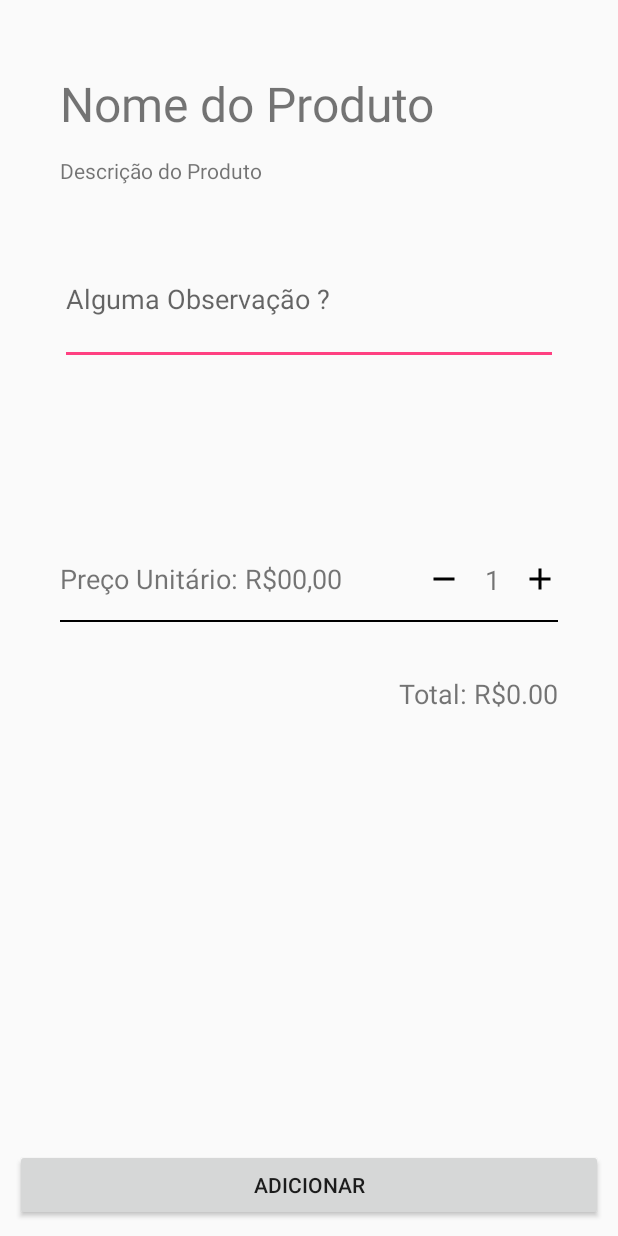
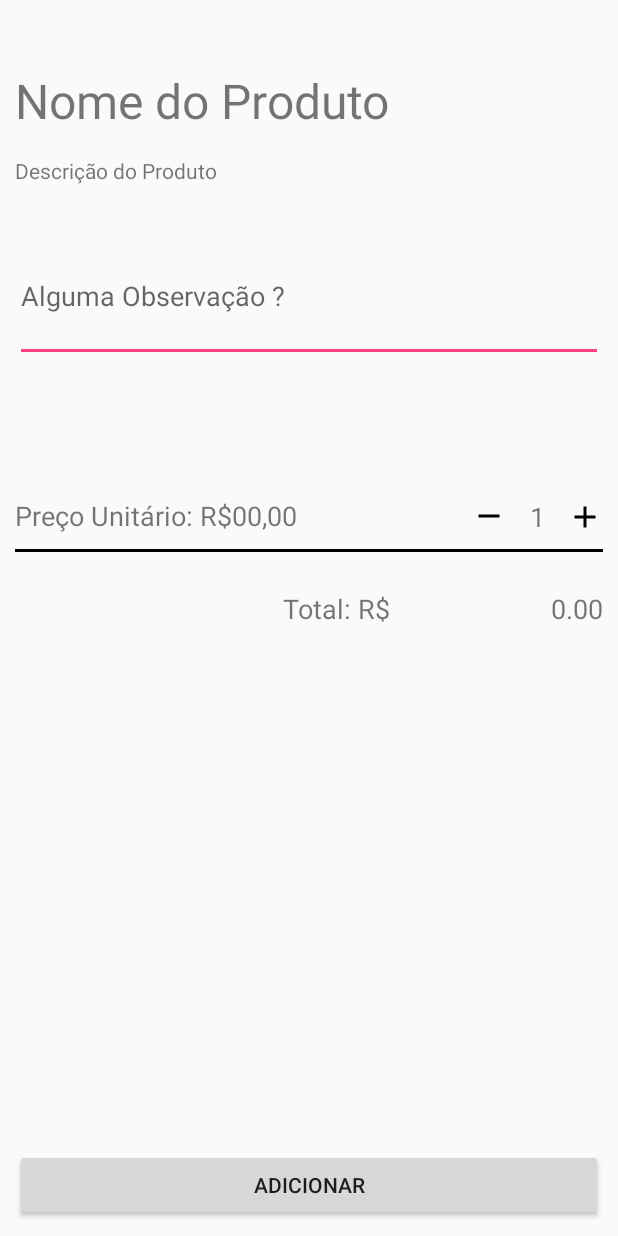
Before and after one commit to Gabriel-Bur/gerenciador-pedidos, an Android app: the ObsPopup screen opened directly, with no data from a screen before it, on a phone screen of 412 x 824 dp. Run offline under Robolectric (Android 15) with nearby library versions, the phone set to English and light mode, and no system bars; our stand-ins replace Firebase (no records; nobody signed in at launch, a user with empty details on screens opened directly); 5 statements that could not run were skipped.

Commit message:
Ajustes no layout de observações

```diff
--- a/app/src/main/res/layout/activity_obspopup.xml
+++ b/app/src/main/res/layout/activity_obspopup.xml
@@ -10,47 +10,47 @@
         android:id="@+id/obs_produtoNome"
         android:layout_width="wrap_content"
         android:layout_height="wrap_content"
-        android:layout_marginTop="37dp"
+        android:layout_alignParentLeft="true"
+        android:layout_alignParentStart="true"
+        android:layout_alignParentTop="true"
+        android:layout_marginTop="35dp"
         android:text="@string/productName"
-        android:textSize="32sp"
-        android:layout_alignParentTop="true"
-        android:layout_alignLeft="@+id/obs_unitPriceLabel"
-        android:layout_alignStart="@+id/obs_unitPriceLabel" />
+        android:textSize="32sp" />
 
     <TextView
         android:id="@+id/obs_decription"
         android:layout_width="wrap_content"
         android:layout_height="wrap_content"
-        android:layout_marginTop="13dp"
-        android:text="@string/description"
+        android:layout_alignLeft="@+id/obs_produtoNome"
+        android:layout_alignStart="@+id/obs_produtoNome"
         android:layout_below="@+id/obs_produtoNome"
-        android:layout_alignLeft="@+id/obs_produtoNome"
-        android:layout_alignStart="@+id/obs_produtoNome" />
+        android:layout_marginTop="15dp"
+        android:text="@string/description" />
 
     <EditText
         android:id="@+id/obs_obs"
         android:layout_width="wrap_content"
         android:layout_height="wrap_content"
-        android:layout_marginTop="32dp"
+        android:layout_alignLeft="@+id/obs_decription"
+        android:layout_alignParentEnd="true"
+        android:layout_alignParentRight="true"
+        android:layout_alignStart="@+id/obs_decription"
+        android:layout_below="@+id/obs_decription"
+        android:layout_marginTop="30dp"
         android:ems="10"
         android:hint="@string/obs_obs"
         android:lines="3"
         android:maxLines="3"
-        android:selectAllOnFocus="false"
-        android:layout_below="@+id/obs_decription"
-        android:layout_alignLeft="@+id/obs_decription"
-        android:layout_alignStart="@+id/obs_decription"
-        android:layout_alignRight="@+id/obs_produtoAdd"
-        android:layout_alignEnd="@+id/obs_produtoAdd" />
+        android:selectAllOnFocus="false" />
 
     <TextView
         android:id="@+id/obs_unitPriceLabel"
         android:layout_width="wrap_content"
         android:layout_height="wrap_content"
-        android:layout_alignLeft="@+id/separator"
-        android:layout_alignStart="@+id/separator"
+        android:layout_alignParentLeft="true"
+        android:layout_alignParentStart="true"
         android:layout_below="@+id/obs_obs"
-        android:layout_marginTop="130dp"
+        android:layout_marginTop="90dp"
         android:text="@string/unitPrice"
         android:textSize="18sp" />
 
@@ -58,62 +58,64 @@
         android:id="@+id/obs_unitPriceValue"
         android:layout_width="wrap_content"
         android:layout_height="wrap_content"
-        android:layout_above="@+id/separator"
+        android:layout_alignBaseline="@+id/obs_unitPriceLabel"
+        android:layout_alignBottom="@+id/obs_unitPriceLabel"
         android:layout_toEndOf="@+id/obs_unitPriceLabel"
         android:layout_toRightOf="@+id/obs_unitPriceLabel"
         android:text="@string/dinheiroText"
         android:textSize="18sp" />
 
-    <ImageView
-        android:id="@+id/separator"
-        android:layout_width="match_parent"
-        android:layout_height="wrap_content"
-        android:layout_alignParentLeft="true"
-        android:layout_alignParentStart="true"
-        android:layout_below="@+id/obs_unitPriceLabel"
-        android:layout_marginLeft="30dp"
-        android:layout_marginRight="30dp"
-        android:layout_marginTop="15dp"
-        android:background="@android:color/black"
-        app:srcCompat="?attr/dividerHorizontal" />
 
     <TextView
         android:id="@+id/obs_TotalTextValue"
         android:layout_width="wrap_content"
         android:layout_height="wrap_content"
-        android:layout_alignEnd="@+id/separator"
-        android:layout_alignRight="@+id/separator"
-        android:layout_below="@+id/separator"
-        android:layout_marginTop="35dp"
+        android:layout_alignBaseline="@+id/obs_totalTextLabel"
+        android:layout_alignBottom="@+id/obs_totalTextLabel"
+        android:layout_alignParentEnd="true"
+        android:layout_alignParentRight="true"
+        android:layout_toEndOf="@+id/obs_totalTextLabel"
+        android:layout_toRightOf="@+id/obs_totalTextLabel"
         android:text="@string/dinheiroText"
+        android:textAlignment="textEnd"
         android:textSize="18sp" />
 
     <TextView
         android:id="@+id/obs_totalTextLabel"
         android:layout_width="wrap_content"
         android:layout_height="wrap_content"
-        android:layout_alignBaseline="@+id/obs_TotalTextValue"
-        android:layout_alignBottom="@+id/obs_TotalTextValue"
-        android:layout_toLeftOf="@+id/obs_TotalTextValue"
-        android:layout_toStartOf="@+id/obs_TotalTextValue"
+        android:layout_alignEnd="@+id/obs_produtoNome"
+        android:layout_alignRight="@+id/obs_produtoNome"
+        android:layout_below="@+id/imageView2"
+        android:layout_marginTop="25dp"
         android:text="@string/totalText"
         android:textSize="18sp" />
+
+    <ImageView
+        android:id="@+id/imageView2"
+        android:layout_width="match_parent"
+        android:layout_height="2dp"
+        android:layout_alignParentLeft="true"
+        android:layout_alignParentStart="true"
+        android:layout_below="@+id/obs_unitPriceLabel"
+        android:layout_marginTop="10dp"
+        app:srcCompat="@android:color/black" />
 
     <ImageView
         android:id="@+id/obs_produtoAdd"
         android:layout_width="wrap_content"
         android:layout_height="wrap_content"
+        android:layout_alignBottom="@+id/obs_produtoQuantidade"
+        android:layout_alignParentEnd="true"
+        android:layout_alignParentRight="true"
         app:srcCompat="@drawable/ic_add_black_24dp"
-        tools:ignore="VectorDrawableCompat"
-        android:layout_above="@+id/separator"
-        android:layout_alignRight="@+id/separator"
-        android:layout_alignEnd="@+id/separator" />
+        tools:ignore="VectorDrawableCompat" />
 
     <ImageView
         android:id="@+id/obs_produtoRemove"
         android:layout_width="wrap_content"
         android:layout_height="wrap_content"
-        android:layout_alignTop="@+id/obs_produtoQuantidade"
+        android:layout_alignBottom="@+id/obs_unitPriceValue"
         android:layout_toLeftOf="@+id/obs_produtoQuantidade"
         android:layout_toStartOf="@+id/obs_produtoQuantidade"
         app:srcCompat="@drawable/ic_remove_black_24dp"
@@ -123,23 +125,21 @@
         android:id="@+id/obs_produtoQuantidade"
         android:layout_width="40dp"
         android:layout_height="wrap_content"
-        android:layout_above="@+id/separator"
-        android:layout_alignTop="@+id/obs_produtoAdd"
+        android:layout_alignTop="@+id/obs_produtoRemove"
         android:layout_toLeftOf="@+id/obs_produtoAdd"
         android:layout_toStartOf="@+id/obs_produtoAdd"
         android:inputType="number"
         android:text="@string/obs_produtoQuantidade"
         android:textAlignment="center"
-        android:textSize="18sp"
-        />
+        android:textSize="18sp" />
 
     <Button
         android:id="@+id/obs_adicionar"
         android:layout_width="match_parent"
         android:layout_height="wrap_content"
-        android:text="@string/obs_adicionar"
         android:layout_alignParentBottom="true"
+        android:layout_alignParentEnd="true"
         android:layout_alignParentRight="true"
-        android:layout_alignParentEnd="true" />
+        android:text="@string/obs_adicionar" />
 
 </RelativeLayout>
```
